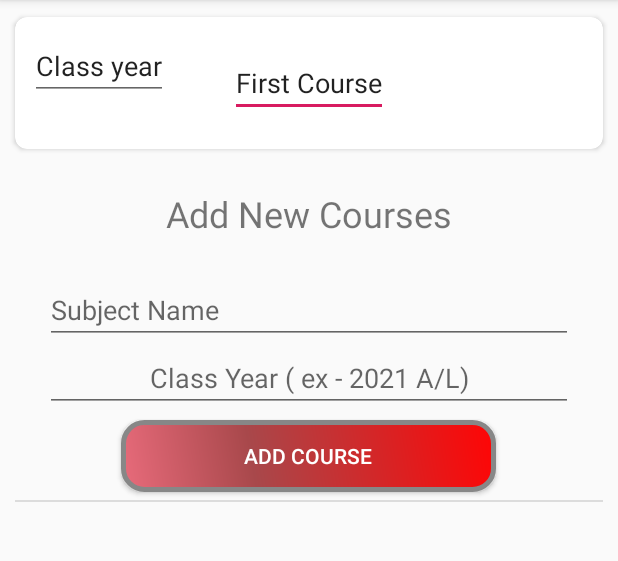
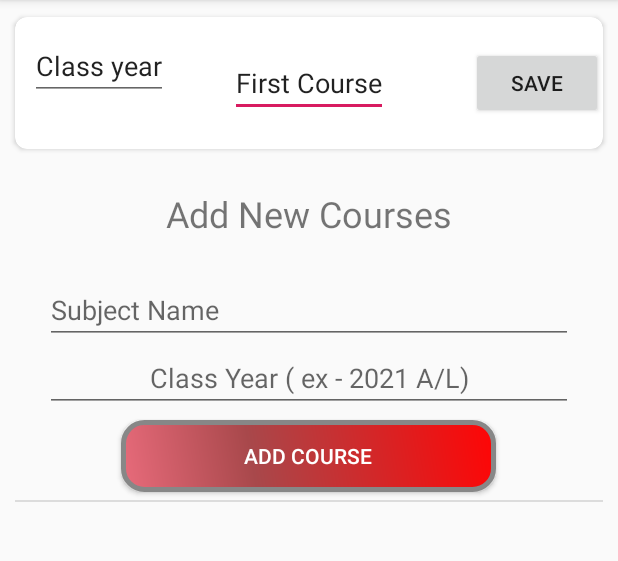
Before and after one commit to YasiruPriyadarshana/EClassKIT, an Android app: the AddNewCourse screen opened directly, with no data from a screen before it, on a phone screen of 412 x 824 dp, the part 84-645 px from its top. Run offline under Robolectric (Android 15) with nearby library versions, the phone set to English and light mode, and no system bars; our stand-ins replace Firebase (no records; nobody signed in at launch, a user with empty details on screens opened directly).

Commit message:
Fix bugs

```diff
--- a/app/src/main/java/com/wonder/eclasskit/AddNewCourse.java
+++ b/app/src/main/java/com/wonder/eclasskit/AddNewCourse.java
@@ -22,6 +22,7 @@ import com.google.firebase.database.ValueEventListener;
 import com.wonder.eclasskit.Adpter.ListAdapterAddClass;
 import com.wonder.eclasskit.Object.AddCourse;
 import com.wonder.eclasskit.Object.Common;
+import com.wonder.eclasskit.Object.Teachers;
 
 
 import java.io.BufferedReader;
@@ -40,6 +41,8 @@ public class AddNewCourse extends AppCompatActivity {
     private View v;
     private String tKey;
     private ArrayList<String> keys;
+    private EditText course,year;
+    private Button save;
 
 
     @Override
@@ -64,6 +67,20 @@ public class AddNewCourse extends AppCompatActivity {
         });
         addCourses=new ArrayList<>();
         viewAllFiles();
+
+        save=(Button)findViewById(R.id.save_ftcourse);
+        course=(EditText)findViewById(R.id.sub_name_1);
+        year=(EditText)findViewById(R.id.class_yr_1);
+
+        save.setOnClickListener(new View.OnClickListener() {
+            @Override
+            public void onClick(View v) {
+                databaseReference = FirebaseDatabase.getInstance().getReference("Teachers/"+Common.uid);
+                Teachers teachers=new Teachers("",course.getText().toString(),year.getText().toString());
+                databaseReference.setValue(teachers);
+                Toast.makeText(AddNewCourse.this, "Details added", Toast.LENGTH_SHORT).show();
+            }
+        });
     }
 
     private void viewAllFiles() {
--- a/app/src/main/res/layout/activity_about_us.xml
+++ b/app/src/main/res/layout/activity_about_us.xml
@@ -8,8 +8,8 @@
     android:background="@drawable/eclasskitbackground"
     tools:context=".AboutUs">
 
-    <ImageView
-        android:id="@+id/imageView"
+    <ImageButton
+        android:id="@+id/teacher_img"
         android:layout_width="200dp"
         android:layout_height="200dp"
         android:layout_gravity="center"
--- a/app/src/main/res/layout/activity_add_new_course.xml
+++ b/app/src/main/res/layout/activity_add_new_course.xml
@@ -27,6 +27,13 @@
             android:layout_height="wrap_content"
             android:layout_margin="10dp"
             android:text="Class year" />
+
+        <Button
+            android:id="@+id/save_ftcourse"
+            android:layout_width="wrap_content"
+            android:layout_height="wrap_content"
+            android:layout_gravity="right|center_vertical"
+            android:text="save" />
     </androidx.cardview.widget.CardView>
     <ListView
         android:id="@+id/add_newclass_listview"
--- a/app/src/main/res/layout/activity_teacher_login.xml
+++ b/app/src/main/res/layout/activity_teacher_login.xml
@@ -24,6 +24,7 @@
         android:layout_marginLeft="20dp"
         android:layout_marginRight="20dp"
         android:hint="Email"
+        android:inputType="textEmailAddress"
         android:textStyle="bold" />
 
     <EditText
--- a/app/src/main/res/layout/activity_teachers_registration.xml
+++ b/app/src/main/res/layout/activity_teachers_registration.xml
@@ -23,6 +23,7 @@
         android:layout_marginLeft="20dp"
         android:layout_marginRight="20dp"
         android:hint="Email"
+        android:inputType="textEmailAddress"
         android:textStyle="bold" />
 
     <EditText
```
Also changed, not shown: app/src/main/java/com/wonder/eclasskit/AboutUs.java (+72 -2 lines), app/src/main/java/com/wonder/eclasskit/Home.java (+18 -1 lines), app/src/main/java/com/wonder/eclasskit/Object/Teachers.java (+26 -0 lines), app/src/main/java/com/wonder/eclasskit/QuizHome.java (+5 -3 lines), app/src/main/java/com/wonder/eclasskit/StudentAccount.java (+16 -4 lines).
